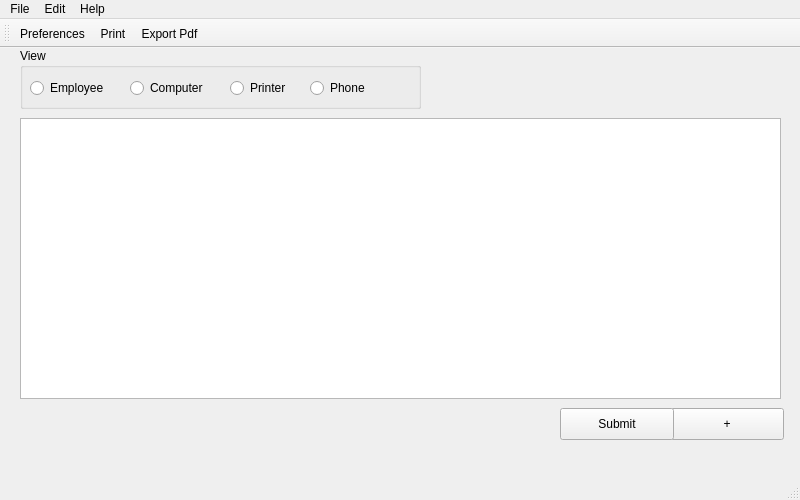
Old version of the form src/mainwindow.ui in the repository jmuelbert/jmbde-QT.
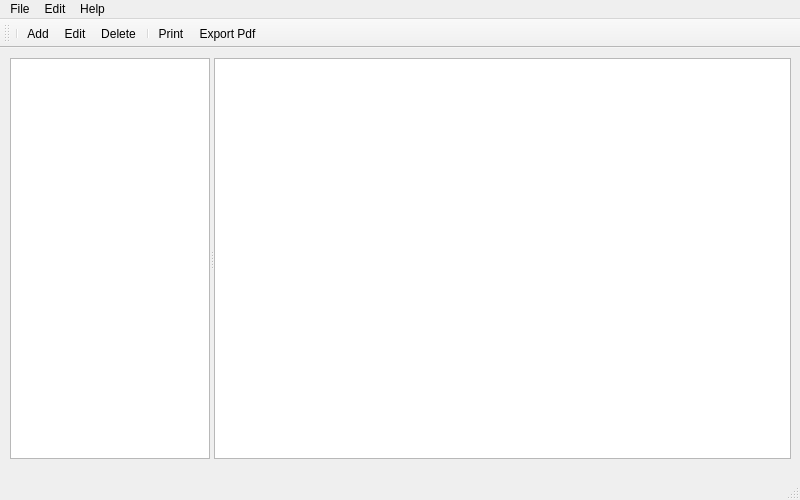
New version of the form. Icons and pictures are not drawn.

```diff
--- a/src/mainwindow.ui
+++ b/src/mainwindow.ui
@@ -13,155 +13,49 @@
     <height>500</height>
    </rect>
   </property>
-  <property name="sizePolicy">
-   <sizepolicy hsizetype="Fixed" vsizetype="Fixed">
-    <horstretch>0</horstretch>
-    <verstretch>0</verstretch>
-   </sizepolicy>
-  </property>
   <property name="minimumSize">
    <size>
     <width>800</width>
     <height>500</height>
    </size>
   </property>
-  <property name="maximumSize">
-   <size>
-    <width>800</width>
-    <height>500</height>
-   </size>
-  </property>
   <property name="windowTitle">
    <string>JMBDE Version 0.3.4</string>
   </property>
   <widget class="QWidget" name="centralWidget">
-   <widget class="QTableView" name="tableView">
+   <widget class="QSplitter" name="splitter">
     <property name="geometry">
      <rect>
-      <x>20</x>
-      <y>70</y>
-      <width>761</width>
-      <height>281</height>
+      <x>10</x>
+      <y>10</y>
+      <width>781</width>
+      <height>401</height>
      </rect>
     </property>
-    <property name="alternatingRowColors">
-     <bool>true</bool>
+    <property name="orientation">
+     <enum>Qt::Horizontal</enum>
     </property>
-    <property name="sortingEnabled">
-     <bool>true</bool>
-    </property>
-    <attribute name="horizontalHeaderCascadingSectionResizes">
-     <bool>true</bool>
-    </attribute>
-    <attribute name="horizontalHeaderShowSortIndicator" stdset="0">
-     <bool>true</bool>
-    </attribute>
-    <attribute name="horizontalHeaderStretchLastSection">
-     <bool>true</bool>
-    </attribute>
-    <attribute name="verticalHeaderShowSortIndicator" stdset="0">
-     <bool>false</bool>
-    </attribute>
-    <attribute name="verticalHeaderStretchLastSection">
-     <bool>false</bool>
-    </attribute>
-   </widget>
-   <widget class="QGroupBox" name="groupBox">
-    <property name="geometry">
-     <rect>
-      <x>20</x>
-      <y>0</y>
-      <width>401</width>
-      <height>61</height>
-     </rect>
-    </property>
-    <property name="title">
-     <string>View</string>
-    </property>
-    <property name="flat">
-     <bool>false</bool>
-    </property>
-    <property name="checkable">
-     <bool>false</bool>
-    </property>
-    <widget class="QRadioButton" name="radioButtonEmployee">
-     <property name="geometry">
-      <rect>
-       <x>10</x>
-       <y>30</y>
-       <width>102</width>
-       <height>20</height>
-      </rect>
+    <widget class="QListView" name="listView">
+     <property name="sizePolicy">
+      <sizepolicy hsizetype="Preferred" vsizetype="Expanding">
+       <horstretch>0</horstretch>
+       <verstretch>0</verstretch>
+      </sizepolicy>
      </property>
-     <property name="text">
-      <string>Employee</string>
+     <property name="maximumSize">
+      <size>
+       <width>200</width>
+       <height>16777215</height>
+      </size>
      </property>
-    </widget>
-    <widget class="QRadioButton" name="radioButtonComputer">
-     <property name="geometry">
-      <rect>
-       <x>110</x>
-       <y>30</y>
-       <width>91</width>
-       <height>20</height>
-      </rect>
+     <property name="editTriggers">
+      <set>QAbstractItemView::NoEditTriggers</set>
      </property>
-     <property name="text">
-      <string>Computer</string>
+     <property name="showDropIndicator" stdset="0">
+      <bool>false</bool>
      </property>
     </widget>
-    <widget class="QRadioButton" name="radioButtonPrinter">
-     <property name="geometry">
-      <rect>
-       <x>210</x>
-       <y>30</y>
-       <width>71</width>
-       <height>20</height>
-      </rect>
-     </property>
-     <property name="text">
-      <string>Printer</string>
-     </property>
-    </widget>
-    <widget class="QRadioButton" name="radioButtonPhone">
-     <property name="geometry">
-      <rect>
-       <x>290</x>
-       <y>30</y>
-       <width>71</width>
-       <height>20</height>
-      </rect>
-     </property>
-     <property name="text">
-      <string>Phone</string>
-     </property>
-    </widget>
-   </widget>
-   <widget class="QPushButton" name="pushButtonAddData">
-    <property name="geometry">
-     <rect>
-      <x>670</x>
-      <y>360</y>
-      <width>114</width>
-      <height>32</height>
-     </rect>
-    </property>
-    <property name="text">
-     <string>+</string>
-    </property>
-   </widget>
-   <widget class="QPushButton" name="QPushButtonSubmit">
-    <property name="geometry">
-     <rect>
-      <x>560</x>
-      <y>360</y>
-      <width>114</width>
-      <height>32</height>
-     </rect>
-    </property>
-    <property name="text">
-     <string>Submit</string>
-    </property>
+    <widget class="QTableView" name="tableView"/>
    </widget>
   </widget>
   <widget class="QMenuBar" name="menuBar">
@@ -210,7 +104,11 @@
    <attribute name="toolBarBreak">
     <bool>false</bool>
    </attribute>
-   <addaction name="actionPreferences"/>
+   <addaction name="separator"/>
+   <addaction name="actionEditAdd"/>
+   <addaction name="actionEditEdit"/>
+   <addaction name="actionEditDelete"/>
+   <addaction name="separator"/>
    <addaction name="actionPrint"/>
    <addaction name="action_Export_Pdf"/>
   </widget>
@@ -300,6 +198,33 @@
     <string>Help</string>
    </property>
   </action>
+  <action name="actionEditAdd">
+   <property name="icon">
+    <iconset resource="../../../Downloads/qtango-master/icons/tango/tango.qrc">
+     <normaloff>:/icons/tango/16x16/list-add.png</normaloff>:/icons/tango/16x16/list-add.png</iconset>
+   </property>
+   <property name="text">
+    <string>Add</string>
+   </property>
+  </action>
+  <action name="actionEditEdit">
+   <property name="icon">
+    <iconset resource="../../../Downloads/qtango-master/icons/tango/tango.qrc">
+     <normaloff>:/icons/tango/16x16/accessories-text-editor.png</normaloff>:/icons/tango/16x16/accessories-text-editor.png</iconset>
+   </property>
+   <property name="text">
+    <string>Edit</string>
+   </property>
+  </action>
+  <action name="actionEditDelete">
+   <property name="icon">
+    <iconset resource="../../../Downloads/qtango-master/icons/tango/tango.qrc">
+     <normaloff>:/icons/tango/16x16/edit-delete.png</normaloff>:/icons/tango/16x16/edit-delete.png</iconset>
+   </property>
+   <property name="text">
+    <string>Delete</string>
+   </property>
+  </action>
  </widget>
  <layoutdefault spacing="6" margin="11"/>
  <resources>
```
Left out of the diff: 31 changed lines with no effect on the pictures.
